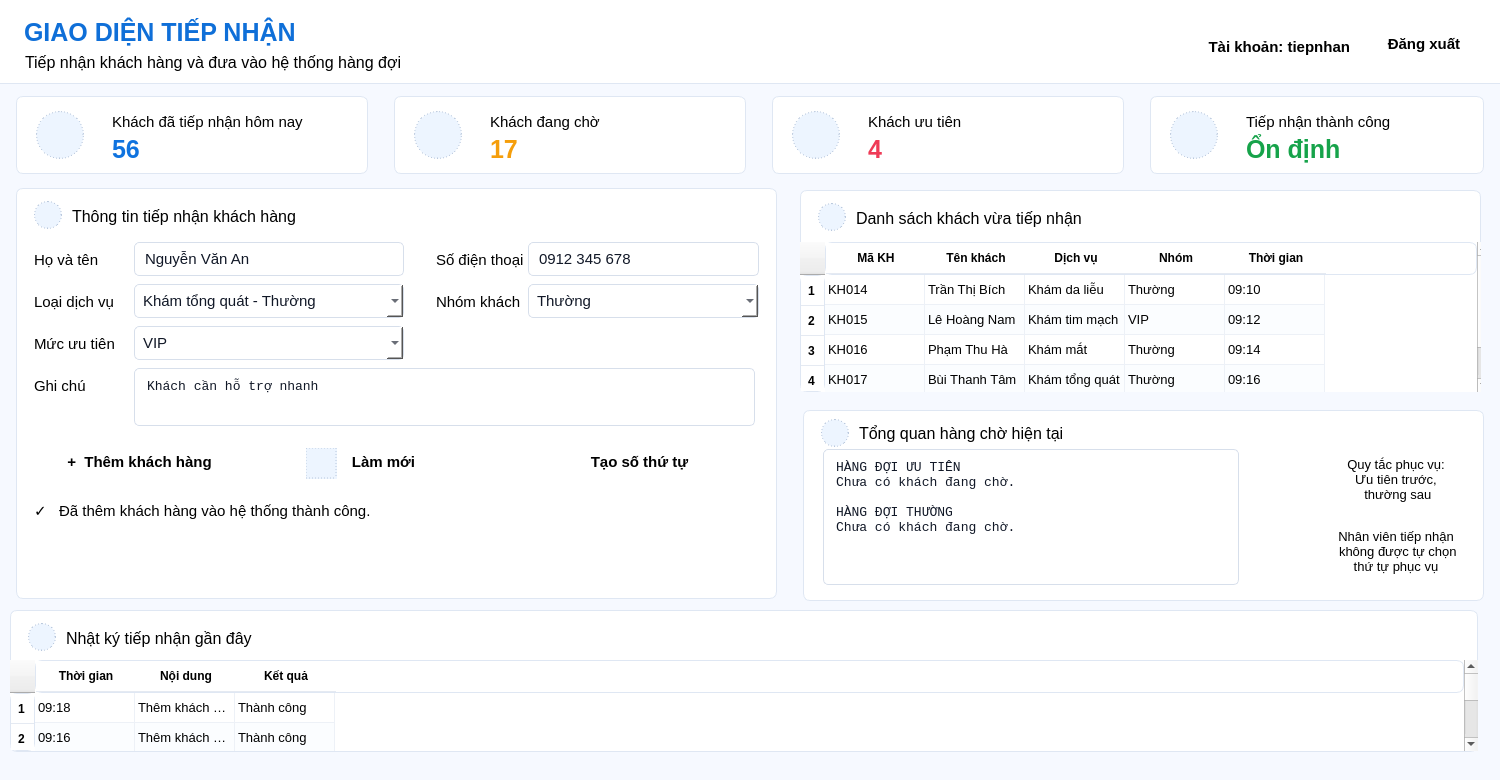
DangDan111/Nhom4_Hethongmophonghangdoidichvu, file ui/tiep_nhan.ui: the form before one commit.
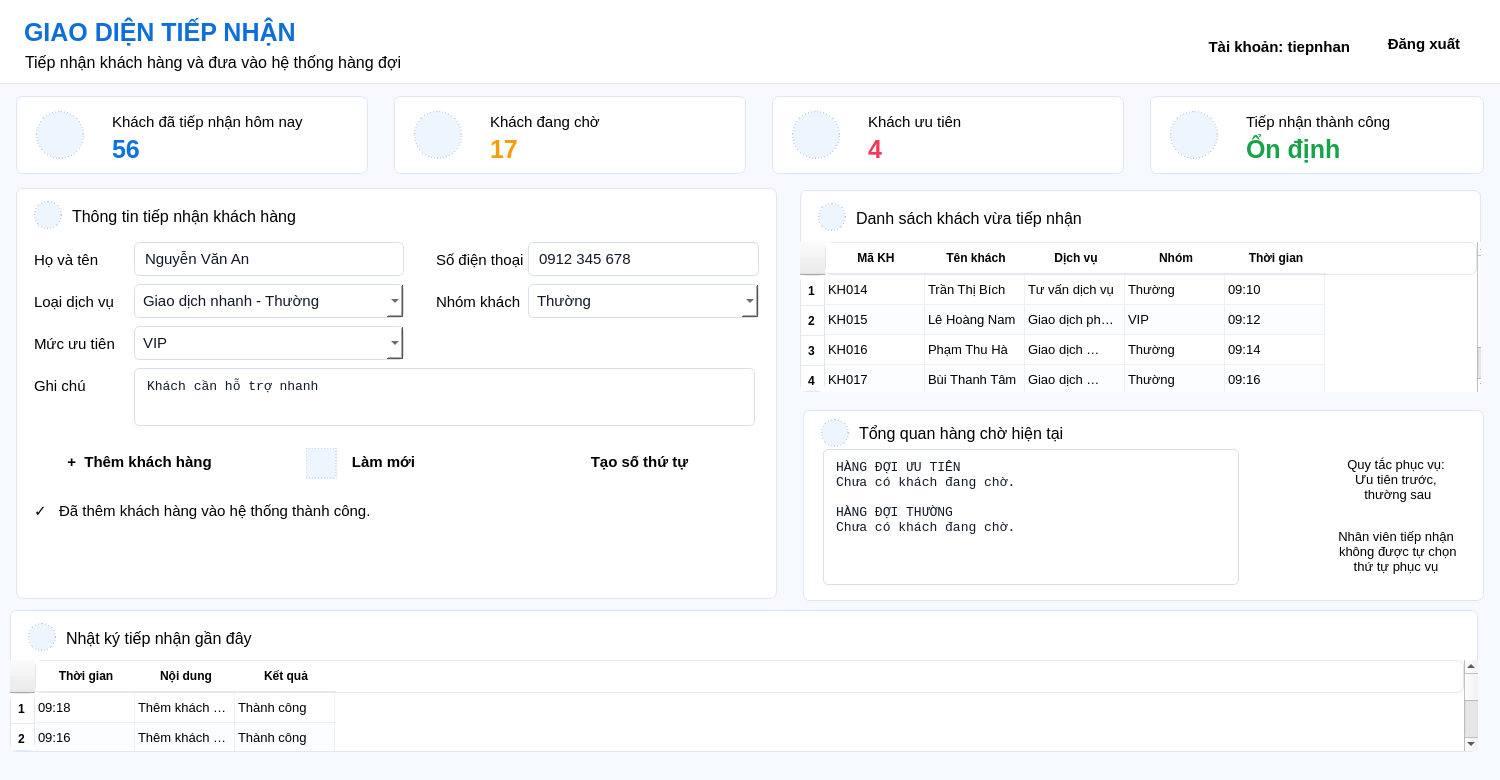
The form after the commit. Icons and pictures are not drawn.

The edit to the form file:
```diff
--- a/ui/tiep_nhan.ui
+++ b/ui/tiep_nhan.ui
@@ -764,7 +764,7 @@
     </property>
     <item>
      <property name="text">
-      <string>Khám tổng quát - Thường</string>
+      <string>Giao dịch nhanh - Thường</string>
      </property>
     </item>
    </widget>
@@ -1200,7 +1200,7 @@
     </item>
     <item row="0" column="2">
      <property name="text">
-      <string>Khám da liễu</string>
+      <string>Tư vấn dịch vụ</string>
      </property>
     </item>
     <item row="0" column="3">
@@ -1225,7 +1225,7 @@
     </item>
     <item row="1" column="2">
      <property name="text">
-      <string>Khám tim mạch</string>
+      <string>Giao dịch phức tạp</string>
      </property>
     </item>
     <item row="1" column="3">
@@ -1250,7 +1250,7 @@
     </item>
     <item row="2" column="2">
      <property name="text">
-      <string>Khám mắt</string>
+      <string>Giao dịch nhanh</string>
      </property>
     </item>
     <item row="2" column="3">
@@ -1275,7 +1275,7 @@
     </item>
     <item row="3" column="2">
      <property name="text">
-      <string>Khám tổng quát</string>
+      <string>Giao dịch nhanh</string>
      </property>
     </item>
     <item row="3" column="3">
```
Left out of the diff: 4 changed lines with no effect on the pictures.
